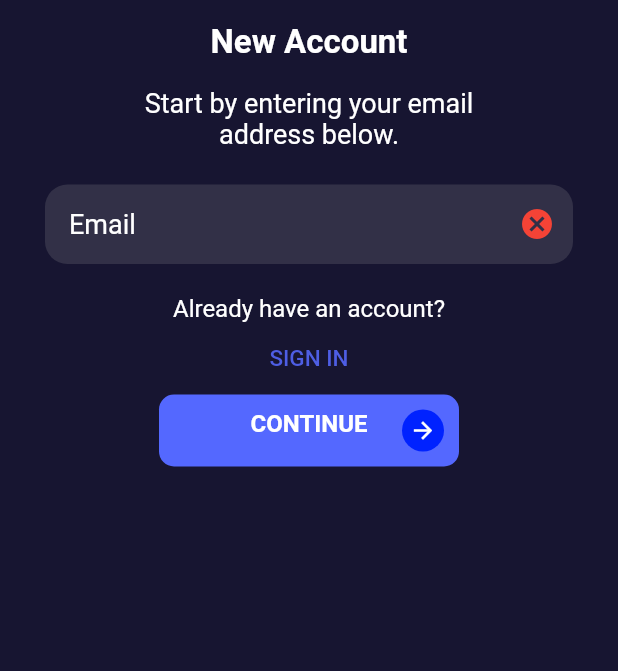
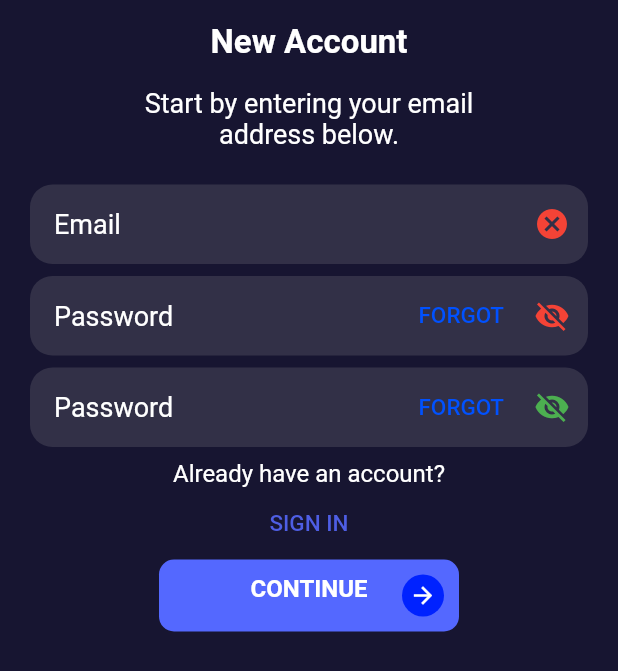
Before and after one commit to DARLINGTON-CG/ELEARN, a Flutter app: the screen it shows after launch, after a tap on "Skip", after a tap on "REGISTER", on a phone screen of 412 x 824 dp. Shown: the top 671 px of the screen. Run offline on Flutter 3.47's test engine with Material 2 defaults, Android fonts, the phone set to English and light mode, and no system bars; our stand-ins replace bloc, equatable, firebase_auth, firebase_core, flutter_bloc, formz and 2 more; accounts and stored records are empty; Roboto replaces fonts that are missing (Alegreya).

Commit message:
crude signup page complete, left with modifications

```diff
--- a/lib/features/onboarding/pages/onboarding.dart
+++ b/lib/features/onboarding/pages/onboarding.dart
@@ -70,7 +70,7 @@ class _OnboardingState extends State<Onboarding> with TickerProviderStateMixin {
               title: "Language",
               key: Key("1"),
               text:
-                  "Tools provided to assist you to learn in your local dialect."),
+                  "Tools provided to assist you to learn\nin your local dialect."),
         );
       case 2:
         return OnboardingPage(
@@ -89,7 +89,7 @@ class _OnboardingState extends State<Onboarding> with TickerProviderStateMixin {
                 title: "Share",
                 key: Key("3"),
                 text:
-                    "Share achievements and problems with friends to make it easy."));
+                    "Share achievements and problems\nwith friends to make it easy."));
       default:
         throw ("Undefined page number");
     }
@@ -132,11 +132,14 @@ class _OnboardingState extends State<Onboarding> with TickerProviderStateMixin {
   @override
   Widget build(BuildContext context) {
     return Scaffold(
-      backgroundColor: Color(0xFF171531),
+      backgroundColor: Color(0xFF01011D),
       resizeToAvoidBottomInset: false,
       body: SafeArea(
-          child: Column(crossAxisAlignment: CrossAxisAlignment.end, children: [
-        RawMaterialButton(
+          child:
+              Column(crossAxisAlignment: CrossAxisAlignment.center, children: [
+        Align(
+          alignment: Alignment.topRight,
+          child: RawMaterialButton(
             onPressed: () async => await _gotoLoginPage(),
             child: Text(
               "Skip",
@@ -144,6 +147,7 @@ class _OnboardingState extends State<Onboarding> with TickerProviderStateMixin {
                   fontSize: 20,
                   fontWeight: FontWeight.bold,
                   color: Color(0xFFFFFFFF)),
+            ),
           ),
         ),
         SizedBox(height: 90),
--- a/lib/features/onboarding/pages/onboarding_page.dart
+++ b/lib/features/onboarding/pages/onboarding_page.dart
@@ -11,6 +11,7 @@ class OnboardingPage extends StatelessWidget {
   @override
   Widget build(BuildContext context) {
     return Column(
+      crossAxisAlignment: CrossAxisAlignment.center,
       children: <Widget>[
         SlideTransition(
           position: slideAnimation,
--- a/lib/features/onboarding/widgets/text_column.dart
+++ b/lib/features/onboarding/widgets/text_column.dart
@@ -11,7 +11,9 @@ class TextColumn extends StatelessWidget {
   Widget build(BuildContext context) {
     return Container(
         padding: EdgeInsets.all(15),
-        child: Column(children: [
+        child: Column(
+          crossAxisAlignment: CrossAxisAlignment.center,
+          children: [
           Text(
             title,
             style:
--- a/lib/features/user/data/repositories/authentication_repository.dart
+++ b/lib/features/user/data/repositories/authentication_repository.dart
@@ -1,5 +1,6 @@
-import 'package:e_learn/features/user/data/models/user_model.dart';
 import 'package:firebase_auth/firebase_auth.dart';
+
+import '../models/user_model.dart';
 
 class SignupFailure implements Exception {}
 
--- a/lib/features/user/presentation/cubit_password_reset/reset_state.dart
+++ b/lib/features/user/presentation/cubit_password_reset/reset_state.dart
@@ -1,6 +1,7 @@
-import 'package:e_learn/features/user/data/data_sources/email.dart';
 import 'package:equatable/equatable.dart';
 import 'package:formz/formz.dart';
+
+import '../../data/data_sources/email.dart';
 
 class ResetState extends Equatable {
   final Email email;
--- a/lib/features/user/presentation/pages/register.dart
+++ b/lib/features/user/presentation/pages/register.dart
@@ -1,15 +1,17 @@
-import 'package:e_learn/features/app_content/presentation/home/homepage.dart';
-import 'package:e_learn/features/user/data/repositories/authentication_repository.dart';
-import 'package:e_learn/features/user/presentation/cubit_register/register_cubit.dart';
-import 'package:e_learn/features/user/presentation/cubit_register/register_state.dart';
-import 'package:e_learn/features/user/presentation/pages/login.dart';
-import 'package:e_learn/features/user/presentation/widgets/continue_button.dart';
-import 'package:e_learn/features/user/presentation/widgets/error_dialog.dart';
-import 'package:e_learn/features/user/presentation/widgets/input_field.dart';
+import 'package:e_learn/features/user/presentation/widgets/signup_form.dart';
 import 'package:flutter/material.dart';
 import 'package:flutter_bloc/flutter_bloc.dart';
 import 'package:formz/formz.dart';
 import 'package:google_fonts/google_fonts.dart';
+
+import '../../../app_content/presentation/home/homepage.dart';
+import '../../data/repositories/authentication_repository.dart';
+import '../cubit_register/register_cubit.dart';
+import '../cubit_register/register_state.dart';
+import 'login.dart';
+import '../widgets/continue_button.dart';
+import '../widgets/error_dialog.dart';
+import '../widgets/input_field.dart';
 
 class RegisterPage extends StatefulWidget {
   const RegisterPage({Key? key}) : super(key: key);
@@ -53,83 +55,7 @@ class _RegisterPageState extends State<RegisterPage> {
                       BlocProvider(
                         create: (_) => RegisterCubit(
                             context.read<AuthenticationRepository>()),
-                        child: BlocListener<RegisterCubit, RegisterState>(
-                          listener: (context, state) {
-                            if (state.status.isSubmissionFailure) {
-                              showErrorDialogBox(context, "Registration Failed",
-                                  "An error occured during registration,try again later.");
-                            } else if (state.status.isSubmissionSuccess) {
-                              Navigator.of(context).pushReplacement(
-                                  MaterialPageRoute(builder: (context) {
-                                return HomePage();
-                              }));
-                            }
-                          },
-                          child: Padding(
-                            padding: EdgeInsets.symmetric(horizontal: 10),
-                            child: Column(
-                              children: [
-                                BlocBuilder<RegisterCubit, RegisterState>(
-                                    buildWhen: (previous, current) =>
-                                        previous.email != current.email,
-                                    builder: (context, state) => InputField(
-                                        label: "Email",
-                                        passwordField: false,
-                                        obscureTxt: false,
-                                        key: Key("RegisterWithEmailField"),
-                                        func: (email) => context
-                                            .read<RegisterCubit>()
-                                            .emailChanged(email),
-                                        valid: state.email.valid,
-                                        round: true)),
-                                SizedBox(
-                                  height: 20,
-                                ),
-                                Text(
-                                  "Already have an account?",
-                                  style: GoogleFonts.alegreya(
-                                      fontSize: 16, color: Color(0xFFFFFFFF)),
-                                ),
-                                TextButton(
-                                  child: Text(
-                                    "SIGN IN",
-                                    style: GoogleFonts.alegreya(
-                                        fontSize: 15, color: Color(0xFF4E5EE4)),
-                                  ),
-                                  onPressed: () => Navigator.of(context)
-                                      .pushReplacement(MaterialPageRoute(
-                                          builder: (BuildContext context) {
-                                    return Login();
-                                  })),
-                                ),
-                                BlocBuilder<RegisterCubit, RegisterState>(
-                                  buildWhen: (previous, current) =>
-                                      previous.status != current.status,
-                                  builder: (context, state) {
-                                    return state.status.isSubmissionInProgress
-                                        ? const CircularProgressIndicator(
-                                            color: Color(0xFF5468FF),
-                                          )
-                                        : ContinueButton(
-                                            key:
-                                                Key("RegisterFormRaisedButton"),
-                                            func: state.status.isValidated
-                                                ? () {
-                                                    // showErrorDialogBox(context, "No connection",
-                                                    //     "Please check your internet connection");
-                                                    // context
-                                                    //     .read<RegisterCubit>()
-                                                    //     .signUpFormSubmitted();
-                                                  }
-                                                : () => print(
-                                                    "\n\nNot Validated\n\n"),
-                                          );
-                                  },
-                                )
-                              ],
-                            ),
-                          ),
-                        ),
+                        child: SignUpForm(),
                       )
                     ]))));
   }
--- /dev/null
+++ b/lib/features/user/presentation/widgets/signup_form.dart
@@ -0,0 +1,145 @@
+import 'package:e_learn/features/app_content/presentation/home/homepage.dart';
+import 'package:e_learn/features/user/presentation/cubit_register/register_cubit.dart';
+import 'package:e_learn/features/user/presentation/cubit_register/register_state.dart';
+import 'package:e_learn/features/user/presentation/pages/login.dart';
+import 'package:flutter/material.dart';
+import 'package:flutter_bloc/flutter_bloc.dart';
+
+import 'package:formz/formz.dart';
+import 'package:google_fonts/google_fonts.dart';
+
+import 'continue_button.dart';
+import 'error_dialog.dart';
+import 'input_field.dart';
+
+class SignUpForm extends StatelessWidget {
+  const SignUpForm({Key? key}) : super(key: key);
+
+  @override
+  Widget build(BuildContext context) {
+    return BlocListener<RegisterCubit, RegisterState>(
+      listener: (context, state) {
+        if (state.status.isSubmissionSuccess) {
+          Navigator.of(context)
+              .pushReplacement(MaterialPageRoute(builder: (context) {
+            return HomePage();
+          }));
+        } else if (state.status.isSubmissionFailure) {
+          showErrorDialogBox(context, "Registration Failed",
+              "An error occured during registration,try again later.");
+        }
+      },
+      child: Column(
+        children: [
+          _EmailInput(),
+          const SizedBox(height: 8),
+          _PasswordInput(),
+          const SizedBox(height: 8),
+          _ConfirmPasswordInput(),
+          const SizedBox(height: 8),
+          Text(
+            "Already have an account?",
+            style: GoogleFonts.alegreya(fontSize: 16, color: Color(0xFFFFFFFF)),
+          ),
+          TextButton(
+            child: Text(
+              "SIGN IN",
+              style:
+                  GoogleFonts.alegreya(fontSize: 15, color: Color(0xFF4E5EE4)),
+            ),
+            onPressed: () => Navigator.of(context).pushReplacement(
+                MaterialPageRoute(builder: (BuildContext context) {
+              return Login();
+            })),
+          ),
+          _SignUpButton()
+        ],
+      ),
+    );
+  }
+}
+
+class _EmailInput extends StatelessWidget {
+  @override
+  Widget build(BuildContext context) {
+    return BlocBuilder<RegisterCubit, RegisterState>(
+      buildWhen: (previous, current) => previous.email != current.email,
+      builder: (context, state) {
+        return InputField(
+            label: "Email",
+            passwordField: false,
+            obscureTxt: false,
+            key: Key("RegisterWithEmailField"),
+            func: (email) => context.read<RegisterCubit>().emailChanged(email),
+            valid: state.email.valid,
+            round: true);
+      },
+    );
+  }
+}
+
+class _PasswordInput extends StatelessWidget {
+  @override
+  Widget build(BuildContext context) {
+    return BlocBuilder<RegisterCubit, RegisterState>(
+      buildWhen: (previous, current) => previous.password != current.password,
+      builder: (context, state) {
+        return InputField(
+          label: "Password",
+          key: Key("RegisterWithPasswordField"),
+          obscureTxt: true,
+          passwordField: true,
+          valid: state.password.valid,
+          round: true,
+          forgotFunc: () => {},
+          func: (password) =>
+              context.read<RegisterCubit>().passwordChanged(password),
+        );
+      },
+    );
+  }
+}
+
+class _ConfirmPasswordInput extends StatelessWidget {
+  @override
+  Widget build(BuildContext context) {
+    return BlocBuilder<RegisterCubit, RegisterState>(
+      buildWhen: (previous, current) =>
+          previous.password != current.password ||
+          previous.confirmedPassword != current.confirmedPassword,
+      builder: (context, state) {
+        return InputField(
+          label: "Password",
+          key: Key("RegisterConfirmPasswordField"),
+          obscureTxt: true,
+          passwordField: true,
+          valid: state.confirmedPassword.valid,
+          round: true,
+          forgotFunc: () => {},
+          func: (password) =>
+              context.read<RegisterCubit>().confirmedPassword(password),
+        );
+      },
+    );
+  }
+}
+
+class _SignUpButton extends StatelessWidget {
+  @override
+  Widget build(BuildContext context) {
+    return BlocBuilder<RegisterCubit, RegisterState>(
+      buildWhen: (previous, current) => previous.status != current.status,
+      builder: (context, state) {
+        return state.status.isSubmissionInProgress
+            ? const CircularProgressIndicator()
+            : ContinueButton(
+                key: Key('signUpForm_continue_raisedButton'),
+                func: state.status.isValidated
+                    ? () => context.read<RegisterCubit>().signUpFormSubmitted()
+                    : () {
+                        print("Not validated");
+                      });
+      },
+    );
+  }
+}
--- a/lib/main.dart
+++ b/lib/main.dart
@@ -1,4 +1,3 @@
-import 'features/user/presentation/pages/login.dart';
 import 'package:firebase_auth/firebase_auth.dart';
 import 'package:firebase_core/firebase_core.dart';
 import 'package:flutter/material.dart';
@@ -7,7 +6,7 @@ import 'package:flutter_bloc/flutter_bloc.dart';
 import 'package:shared_preferences/shared_preferences.dart';
 
 import 'core/app/bloc/app_bloc.dart';
-
+import 'features/user/presentation/pages/login.dart';
 import 'features/app_content/presentation/home/homepage.dart';
 import 'features/onboarding/pages/onboarding.dart';
 import 'features/user/data/repositories/authentication_repository.dart';
```
Also changed, not shown: lib/features/user/presentation/cubit_password_reset/reset_cubit.dart (+4 -3 lines), lib/features/user/presentation/cubit_register/register_cubit.dart (+6 -5 lines), lib/features/user/presentation/cubit_register/register_state.dart (+4 -3 lines), lib/features/user/presentation/pages/reset_password_page.dart (+7 -6 lines), lib/features/user/presentation/widgets/login_form.dart (+5 -4 lines), lib/features/user/presentation/widgets/register_button.dart (deleted). Lines whose indentation alone changed are shown as unchanged.
